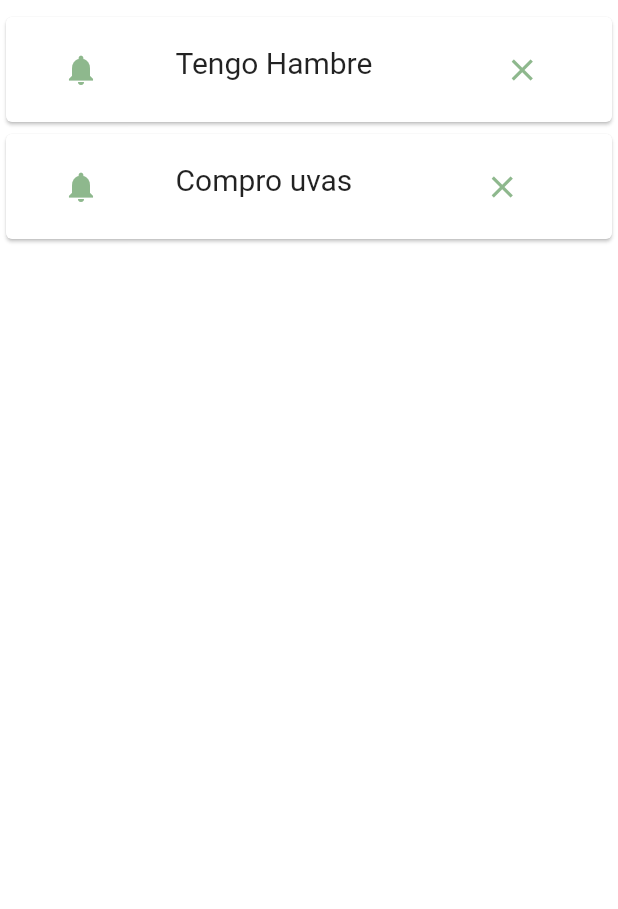
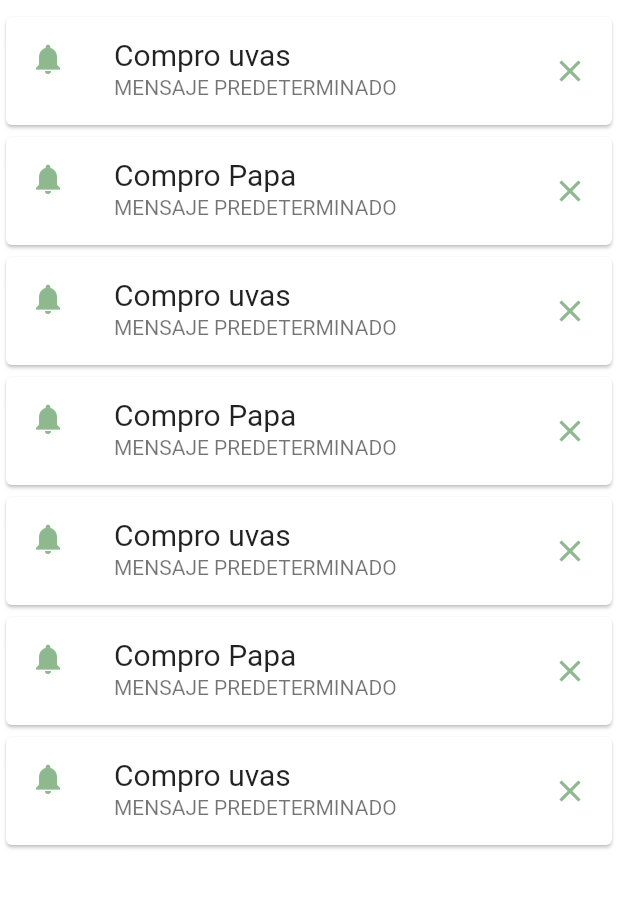
Before and after one commit to andreti03/TRUEQUE, a Flutter app: the Notifications screen opened directly, after a tap on the "close" icon, on a phone screen of 412 x 824 dp, the part 73-982 px from its top. Run offline on Flutter 3.47's test engine with Material 2 defaults, Android fonts, the phone set to English and light mode, and no system bars; our stand-ins replace flutter_map, flutter_svg, get, latlong2, location.

Commit message:
Size product

```diff
--- a/lib/Controllers/controller.dart
+++ b/lib/Controllers/controller.dart
@@ -1,4 +1,4 @@
-import 'package:flutter/cupertino.dart';
+//import 'package:flutter/cupertino.dart';
 import 'package:get/get.dart';
 
 class Controller extends GetxController {
@@ -8,9 +8,17 @@ class Controller extends GetxController {
     ['Papa pastusa', 'assets/images/papa.png'],
     ['Maracuya', 'assets/images/maracuya.png']
   ].obs;
-  var _notifications = ['Tengo Hambre', 'Compro uvas'].obs;
+  var _notifications = [
+    'Compro Papa',
+    'Compro uvas',
+    'Compro Papa',
+    'Compro uvas',
+    'Compro Papa',
+    'Compro uvas',
+    'Compro Papa',
+    'Compro uvas'
+  ].obs;
   var _isLog = false.obs;
-  final nameController = TextEditingController();
 
   String get name => _name.value;
   String get imagePath => _imagePath.value;
@@ -45,4 +53,10 @@ class Controller extends GetxController {
       return true;
     };
   }
+
+  void deleteNot(int val) {
+    _notifications.removeAt(val);
+    update();
+    print('New name: $val y $_notifications');
+  }
 }
--- a/lib/Screens/Pages/Products/Components/product.dart
+++ b/lib/Screens/Pages/Products/Components/product.dart
@@ -1,4 +1,5 @@
 import 'package:flutter/material.dart';
+import 'package:trueque/constants.dart';
 
 class Product extends StatelessWidget {
   final String imagePath;
@@ -9,13 +10,14 @@ class Product extends StatelessWidget {
 
   @override
   Widget build(BuildContext context) {
+    Size size = MediaQuery.of(context).size;
     return Card(
       child: Row(
         mainAxisSize: MainAxisSize.min,
         children: [
           SizedBox(
-            height: 100,
-            width: 130,
+            height: size.height * 0.13,
+            width: size.width * 0.33,
             child: Container(
               margin: EdgeInsets.all(10),
               decoration: BoxDecoration(
@@ -34,7 +36,7 @@ class Product extends StatelessWidget {
               mainAxisAlignment: MainAxisAlignment.spaceBetween,
               children: <Widget>[
                 Padding(
-                  padding: const EdgeInsets.only(left: 8),
+                  padding: EdgeInsets.only(left: size.height * 0.01),
                   child: Text(
                     name,
                     style: TextStyle(fontSize: 20),
@@ -43,16 +45,22 @@ class Product extends StatelessWidget {
                 Row(
                   children: <Widget>[
                     TextButton(
-                      child: const Text('Volver a comprar'),
+                      child: const Text(
+                        'Actualizar',
+                        style: TextStyle(color: kPrimaryLigthColor),
+                      ),
                       onPressed: () {
-                        print(name);
+                        print(size.height);
                       },
                     ),
-                    SizedBox(width: 8),
+                    SizedBox(width: size.height * 0.01),
                     TextButton(
-                      child: const Text('Buscar Similar'),
+                      child: const Text(
+                        'Buscar Similar',
+                        style: TextStyle(color: kPrimaryLigthColor),
+                      ),
                       onPressed: () {
-                        print(name);
+                        print(size.width);
                       },
                     ),
                   ],
--- /dev/null
+++ b/lib/Screens/Pages/Profile/Components/notification.dart
@@ -0,0 +1,45 @@
+import 'package:flutter/material.dart';
+import 'package:trueque/Controllers/controller.dart';
+import 'package:trueque/constants.dart';
+
+// ignore: unused_import
+import 'package:get/get.dart';
+
+class WdNotif extends StatelessWidget {
+  final IconData icon;
+  final String name;
+  final Controller widCtrl;
+  final int pos;
+
+  const WdNotif(
+      {Key? key,
+      required this.icon,
+      required this.name,
+      required this.widCtrl,
+      required this.pos})
+      : super(key: key);
+
+  @override
+  Widget build(BuildContext context) {
+    //Size size = MediaQuery.of(context).size;
+    return Card(
+      child: ListTile(
+        leading: Icon(
+          icon,
+          color: kPrimaryLigthColor,
+        ),
+        title: Text(name, style: TextStyle(fontSize: 20)),
+        subtitle: Text('MENSAJE PREDETERMINADO'),
+        trailing: new GestureDetector(
+          child: new Icon(
+            Icons.close,
+            color: kPrimaryLigthColor,
+          ),
+          onTap: () {
+            widCtrl.deleteNot(pos);
+          },
+        ),
+      ),
+    );
+  }
+}
--- a/lib/Screens/Pages/Profile/ProfileMenu/notifications.dart
+++ b/lib/Screens/Pages/Profile/ProfileMenu/notifications.dart
@@ -1,6 +1,8 @@
 import 'package:trueque/Controllers/controller.dart';
 import 'package:flutter/material.dart';
 import 'package:get/get.dart';
+import 'package:trueque/Screens/Pages/Profile/Components/notification.dart';
+// ignore: unused_import
 import 'package:trueque/constants.dart';
 
 class Notifications extends StatelessWidget {
@@ -55,69 +57,27 @@ class Notifications extends StatelessWidget {
       body: GetX<Controller>(
         init: controller,
         builder: (Controller widCtrl) {
+          if (widCtrl.notifications.length != 0) {
             return ListView.builder(
               itemCount: widCtrl.notifications.length,
               itemBuilder: (context, pos) {
-              return Notification(
+                return WdNotif(
                   icon: Icons.notifications,
                   name: widCtrl.notifications[pos],
+                  widCtrl: widCtrl,
+                  pos: pos,
                 );
               },
             );
+          } else {
+            return Center(
+                child: Text(
+              'No hay notificaciones',
+              style: TextStyle(fontSize: 30),
+            ));
+          }
         },
       ),
     );
   }
 }
-
-class Notification extends StatelessWidget {
-  final IconData icon;
-  final String name;
-
-  const Notification({Key? key, required this.icon, required this.name})
-      : super(key: key);
-
-  @override
-  Widget build(BuildContext context) {
-    return Card(
-      child: Row(
-        mainAxisSize: MainAxisSize.min,
-        children: [
-          SizedBox(
-              height: 70,
-              width: 100,
-              child: Icon(
-                icon,
-                color: kPrimaryLigthColor,
-              )),
-          Container(
-            padding: EdgeInsets.all(5),
-            child: Row(
-              crossAxisAlignment: CrossAxisAlignment.start,
-              mainAxisSize: MainAxisSize.max,
-              children: <Widget>[
-                Padding(
-                  padding: const EdgeInsets.all(8),
-                  child: Text(
-                    name,
-                    style: TextStyle(fontSize: 20),
-                  ),
-                ),
-                SizedBox(width: 60),
-                TextButton(
-                  child: Icon(
-                    Icons.close,
-                    color: kPrimaryLigthColor,
-                  ),
-                  onPressed: () {
-                    print(name);
-                  },
-                ),
-              ],
-            ),
-          ),
-        ],
-      ),
-    );
-  }
-}
```
Lines whose indentation alone changed are shown as unchanged.
